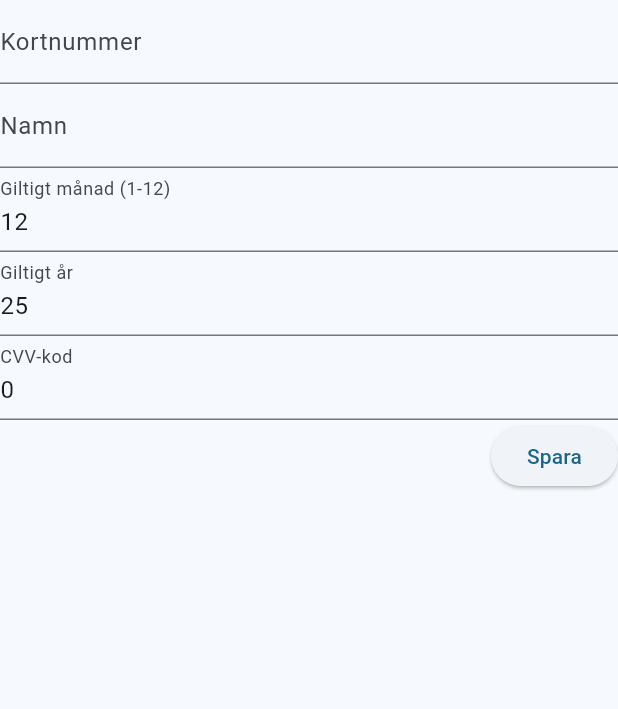
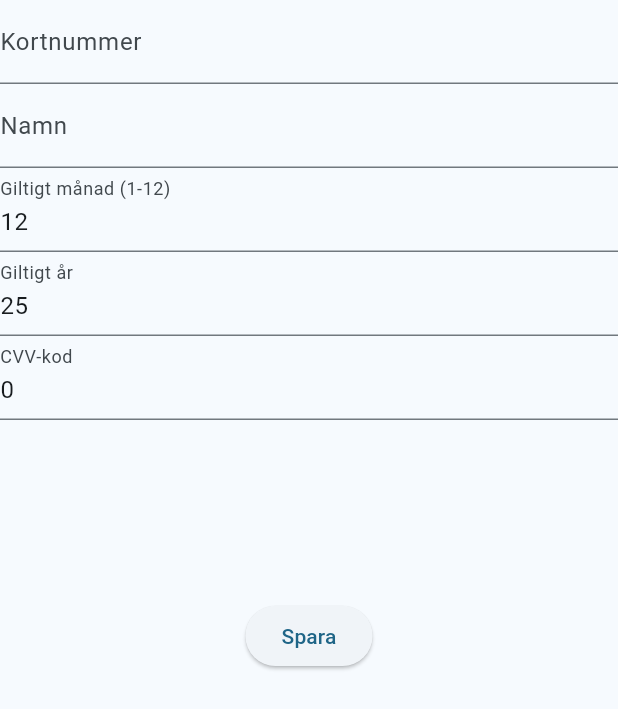
Before and after one commit to erikmorck04/iMat32, a Flutter app: the CardDetails widget shown alone on an empty page, opened directly, on a phone screen of 412 x 824 dp. Shown: the top 709 px of the screen. Run offline on Flutter 3.47's test engine with Material 3 defaults, Android fonts, the phone set to English and light mode, and no system bars; network calls fail.

Commit message:
användare

```diff
--- a/lib/pages/account_view.dart
+++ b/lib/pages/account_view.dart
@@ -100,7 +100,7 @@ class AccountView extends StatefulWidget {
   }
     Widget _cardInfo() {
     return Container(
-      color: Color.fromARGB(255, 154, 172, 134),
+      color: Color.fromARGB(255, 124, 215, 223),
       padding: const EdgeInsets.all(32),
       child: Column(
         children: [
--- a/lib/widgets/card_details.dart
+++ b/lib/widgets/card_details.dart
@@ -1,5 +1,6 @@
 import 'package:api_test/model/imat/credit_card.dart';
 import 'package:api_test/model/imat_data_handler.dart';
+import 'package:api_test/pages/main_view.dart';
 import 'package:flutter/material.dart';
 import 'package:provider/provider.dart';
 
@@ -59,8 +60,9 @@ class _CardDetailsState extends State<CardDetails> {
           controller: _codeController,
           decoration: InputDecoration(labelText: 'CVV-kod'),
         ),
-        Row(
-          mainAxisAlignment: MainAxisAlignment.end,
+        SizedBox(height: 120),
+        Column(
+          mainAxisAlignment: MainAxisAlignment.center,
           children: [
             ElevatedButton(onPressed: _saveCard, child: Text('Spara')),
           ],
@@ -82,5 +84,8 @@ class _CardDetailsState extends State<CardDetails> {
 
     // This needed to trigger update to the server
     iMat.setCreditCard(card);
+
+
+    Navigator.pushReplacement(context, MaterialPageRoute(builder: (context) => MainView()));
   }
 }
```
